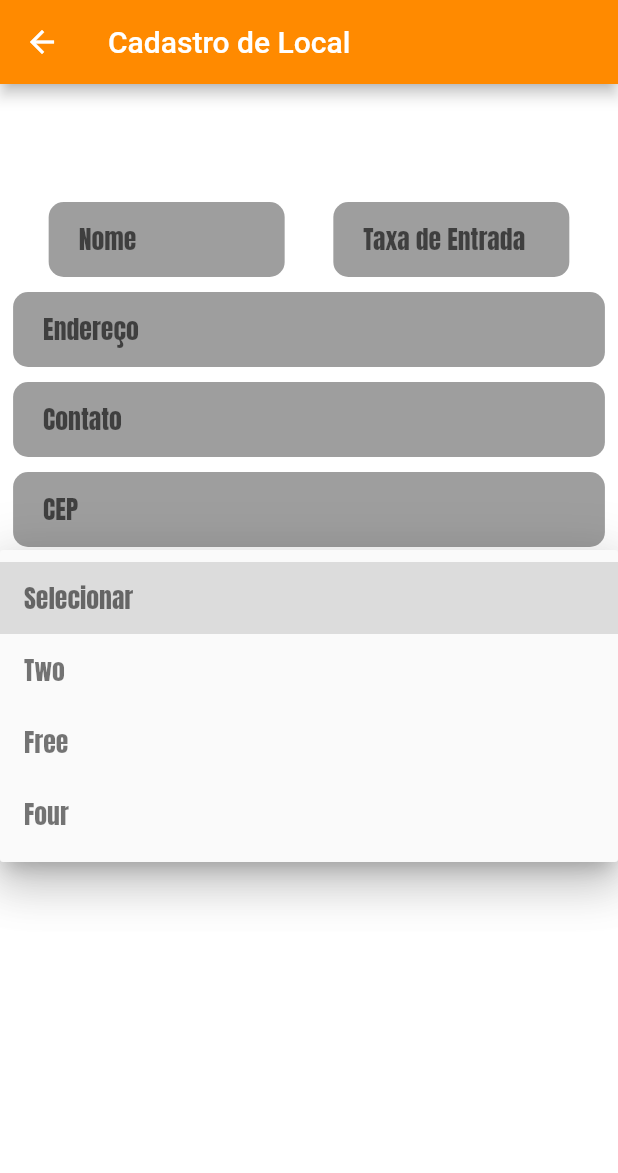
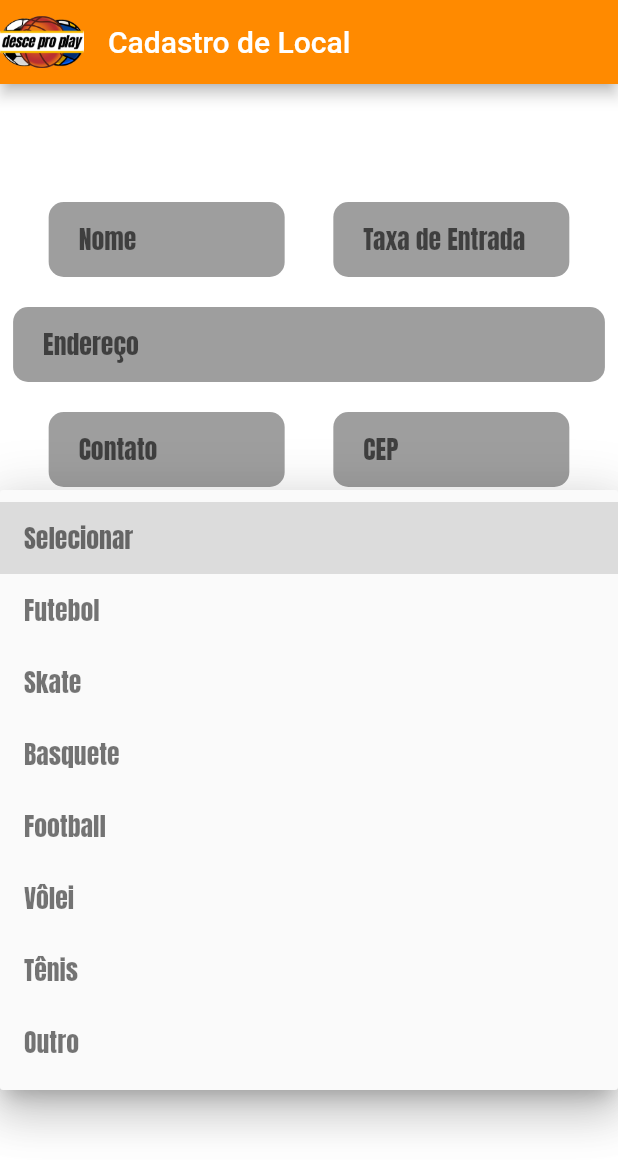
Before and after one commit to LucasNob/desce_pro_play_app, a Flutter app: the RegisterLocationScreen screen opened by its route, after a tap on "Selecionar", on a phone screen of 412 x 824 dp. Shown: the top 1173 px of the screen. Run offline on Flutter 3.47's test engine with Material 2 defaults, Android fonts, the phone set to English and light mode, and no system bars; our stand-ins replace firebase_core, fluttertoast, google_fonts; accounts and stored records are empty.

Commit message:
Inserindo Logo e início da selecionáveis dinâmico

```diff
--- a/lib/views/register_location_screen.dart
+++ b/lib/views/register_location_screen.dart
@@ -17,7 +17,26 @@ class _RegisterLocationScreenState extends State<RegisterLocationScreen> {
   TextEditingController _contatoController = TextEditingController();
   TextEditingController _cepController = TextEditingController();
   TextEditingController _sobreController = TextEditingController();
-  String dropdownValue = "Selecionar";
+  String dropdownValueSports = "Selecionar";
+  String dropdownValueQuadras = "Selecionar";
+  List<String> sports = [
+    "Selecionar",
+    "Futebol",
+    "Skate",
+    "Basquete",
+    "Football",
+    "Vôlei",
+    "Tênis",
+    "Outro"
+  ];
+  List<String> quadras = [
+    "Selecionar",
+    "Grama",
+    "Sintética",
+    "Madeira",
+    "Areia",
+    "Outro"
+  ];
 
   @override
   Widget build(BuildContext context) {
@@ -60,7 +79,8 @@ class _RegisterLocationScreenState extends State<RegisterLocationScreen> {
           ));
     }
 
-    Widget dropdownField(double width) {
+    Widget dropdownField(
+        double width, List<String> list, String dropdownValue) {
       return Material(
           color: Colors.grey,
           borderRadius: BorderRadius.circular(10),
@@ -80,8 +100,7 @@ class _RegisterLocationScreenState extends State<RegisterLocationScreen> {
                     dropdownValue = newValue!;
                   });
                 },
-                items: <String>['Selecionar', 'Two', 'Free', 'Four']
-                    .map<DropdownMenuItem<String>>((String value) {
+                items: list.map<DropdownMenuItem<String>>((String value) {
                   return DropdownMenuItem<String>(
                     value: value,
                     child: Text(value, style: TextStyle(color: Colors.black54)),
@@ -103,10 +122,17 @@ class _RegisterLocationScreenState extends State<RegisterLocationScreen> {
                   10, textField(_taxaController, "Taxa de Entrada", 3)),
             ],
           ),
-          buildTopPadding(10, textField(_enderecoController, "Endereço", 1.1)),
-          buildTopPadding(10, textField(_contatoController, "Contato", 1.1)),
-          buildTopPadding(10, textField(_cepController, "CEP", 1.1)),
-          buildTopPadding(10, dropdownField(1.1)),
+          buildTopPadding(20, textField(_enderecoController, "Endereço", 1.1)),
+          Row(
+            mainAxisAlignment: MainAxisAlignment.spaceEvenly,
+            children: [
+              buildTopPadding(20, textField(_contatoController, "Contato", 3)),
+              buildTopPadding(20, textField(_cepController, "CEP", 3)),
+            ],
+          ),
+          buildTopPadding(10, dropdownField(1.1, sports, dropdownValueSports)),
+          buildTopPadding(
+              10, dropdownField(1.1, quadras, dropdownValueQuadras)),
           buildTopPadding(10, textField(_sobreController, "Sobre", 1.1)),
         ],
       );
@@ -114,7 +140,9 @@ class _RegisterLocationScreenState extends State<RegisterLocationScreen> {
 
     return Scaffold(
         appBar: AppBar(
-          leading: null,
+          leading: Image.asset("lib/resources/logoperfect.png",
+              height: mediaQuery.size.height / 4,
+              width: mediaQuery.size.width / 1.5),
           title: Text(
             "Cadastro de Local",
           ),
--- a/pubspec.yaml
+++ b/pubspec.yaml
@@ -49,6 +49,8 @@ flutter:
 
   assets:
     - lib/resources/
+    - lib/resources/logonowhite.png
+    - lib/resources/logoperfect.png
 
   # To add assets to your application, add an assets section, like this:
   # assets:
```
Also changed, not shown: lib/resources/logonowhite.png (added), lib/resources/logoperfect.png (added).
